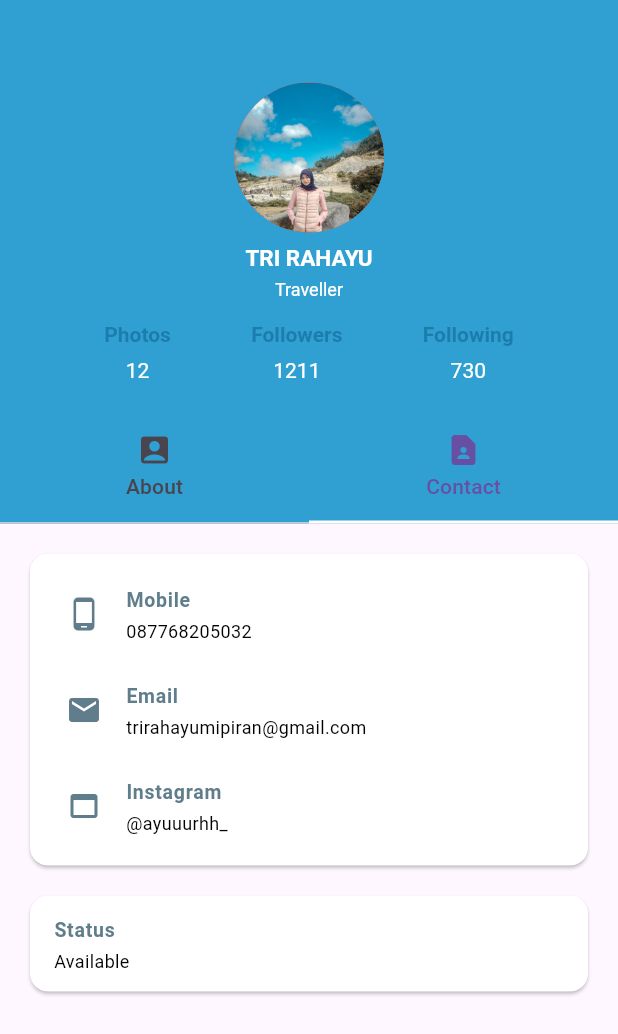
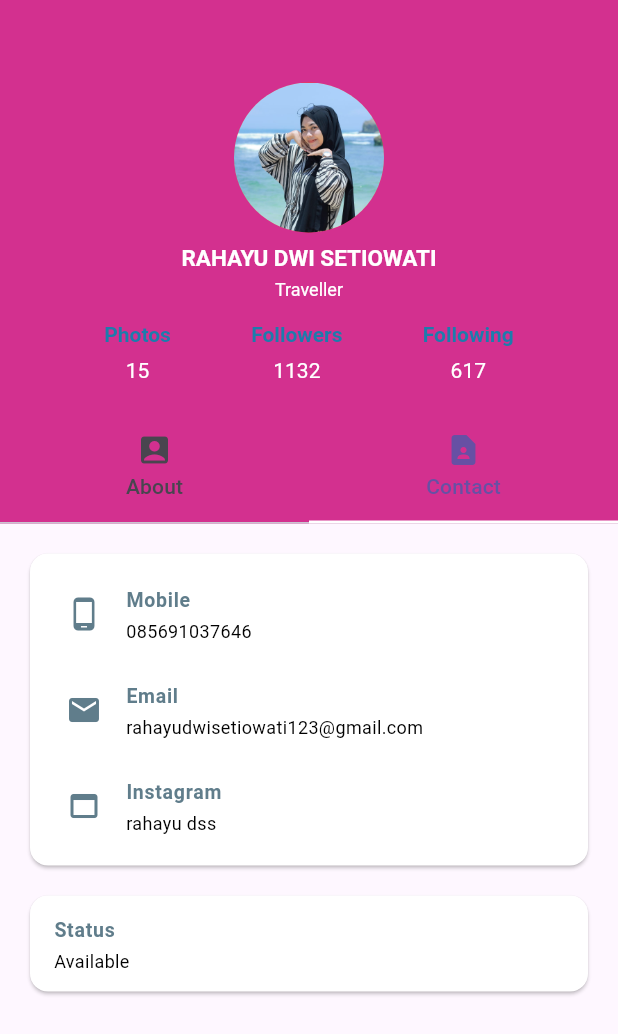
Before and after one commit to adellia1/MOBPRO_UTS, a Flutter app: the screen it shows after launch, tab 2 chosen, on a phone screen of 412 x 824 dp. Shown: the top 1034 px of the screen. Run offline on Flutter 3.47's test engine with Material 3 defaults, Android fonts, the phone set to English and light mode, and no system bars.

Commit message:
first commit

```diff
--- a/lib/main.dart
+++ b/lib/main.dart
@@ -48,7 +48,7 @@ class _ProfilePageState extends State<ProfilePage> {
       length: tabs.length,
       child: Scaffold(
         appBar: AppBar(
-          backgroundColor: const Color.fromARGB(255, 48, 160, 211),
+          backgroundColor: Color.fromARGB(255, 211, 48, 143),
           titleTextStyle: const TextStyle(
             color: Colors.white,
           ),
@@ -107,7 +107,7 @@ class _ProfilePageState extends State<ProfilePage> {
     return const Padding(
       padding: EdgeInsets.only(top: 8.0),
       child: Text(
-        "TRI RAHAYU",
+        "RAHAYU DWI SETIOWATI",
         style: TextStyle(
           fontSize: 15,
           fontWeight: FontWeight.bold,
@@ -131,7 +131,7 @@ class _ProfilePageState extends State<ProfilePage> {
             ),
             SizedBox(height: 8.0),
             Text(
-              "12",
+              "15",
               style: TextStyle(fontWeight: FontWeight.normal),
             ),
           ],
@@ -147,7 +147,7 @@ class _ProfilePageState extends State<ProfilePage> {
             ),
             SizedBox(height: 8.0),
             Text(
-              "1211",
+              "1132",
               style: TextStyle(fontWeight: FontWeight.normal),
             ),
           ],
@@ -163,7 +163,7 @@ class _ProfilePageState extends State<ProfilePage> {
             ),
             SizedBox(height: 8.0),
             Text(
-              "730",
+              "617",
               style: TextStyle(fontWeight: FontWeight.normal),
             ),
           ],
@@ -184,7 +184,7 @@ Container profilePhotos() {
     child: CircleAvatar(
       radius: 100,
       backgroundColor: Colors.transparent,
-      backgroundImage: AssetImage('img/ayu2.jpg'),
+      backgroundImage: AssetImage('img/rahayu.jpg'),
     ),
   );
 }
--- a/lib/sections/about_section.dart
+++ b/lib/sections/about_section.dart
@@ -19,7 +19,7 @@ class AboutSection extends StatelessWidget {
         child: Container(
           padding: const EdgeInsets.all(30),
           child: const Text(
-            "Tri Rahayu biasa disebut Ayu adalah seorang mahasiswa yang lahir di Padamara, Kabupaten Purbalingga, pada tanggal 4 September 2002. Sebagai anak ketiga dalam keluarganya, Ayu tumbuh dalam lingkungan yang penuh kasih sayang dan dukungan. Sejak SMP, Ayu telah menunjukkan minat yang besar dalam kegiatan mendaki gunung. Hobi ini menjadi bagian penting dari kehidupannya, menghadirkan tantangan dan kegembiraan yang tak terlupakan. Setiap kesempatan yang ada, Ayu selalu mencari waktu untuk menjelajahi jalur-jalur mendaki dan menaklukkan puncak-puncak tinggi. Meskipun begitu, Ayu juga sangat serius dalam mengejar pendidikan. Saat ini, Ayu sedang menempuh pendidikan tinggi di salah satu perguruan tinggi di Purwokerto. Semangat belajar Ayu yang tinggi mencerminkan dedikasi dan tekadnya untuk mencapai kesuksesan dalam karier masa depannya.",
+            "Nama saya Rahayu Dwi Setiowati, lahir di Purbalingga, 19 Maret 2003,  saya adalah anak kedua dari tiga bersaudara, dari pasangan Rusmiarto dan Sami. Ayu adalah nama panggilanku. Saya terlahir di keluarga yang sederhana, ayah seorang pedagang, sedangkan ibu bekerja sebagai Ibu Rumah Tangga (IRT). Sejak kecil, saya selalu dinasehati oleh ayah saya untuk selalu rajin beribadah, jujur dan baik terhadap sesama. Ketika berumur 7 tahun, saya memulai pendidikan di SDN 1 Mipiran, kemudian setelah lulus melanjutkan pendidikannya di SMPN 2 Padamara, di tahun 2011 Setelah lulus dari SMP di tahun 2014, saya melanjutkan pendidikannya di SMK N 1 Kutasari.",
             style: TextStyle(color: Colors.black),
           ),
         ),
--- a/lib/sections/contact_section.dart
+++ b/lib/sections/contact_section.dart
@@ -59,7 +59,7 @@ Card contactDetail() {
               style: TextStyle(fontWeight: FontWeight.bold),
             ),
             subtitle: Text(
-              "087768205032",
+              "085691037646",
               style: TextStyle(color: Colors.black),
             ),
             dense: true,
@@ -73,7 +73,7 @@ Card contactDetail() {
               style: TextStyle(fontWeight: FontWeight.bold),
             ),
             subtitle: Text(
-              "trirahayumipiran@gmail.com",
+              "rahayudwisetiowati123@gmail.com",
               style: TextStyle(color: Colors.black),
             ),
             dense: true,
@@ -87,7 +87,7 @@ Card contactDetail() {
               style: TextStyle(fontWeight: FontWeight.bold),
             ),
             subtitle: Text(
-              "@ayuuurhh_",
+              "rahayu dss",
               style: TextStyle(color: Colors.black),
             ),
             dense: true,
--- a/pubspec.yaml
+++ b/pubspec.yaml
@@ -59,6 +59,7 @@ flutter:
   uses-material-design: true
   assets:
    - img/ayu2.jpg
+   - img/rahayu.jpg
 
   # To add assets to your application, add an assets section, like this:
   # assets:
```
Also changed, not shown: img/ayu2.jpg (deleted), img/rahayu.jpg (added).
